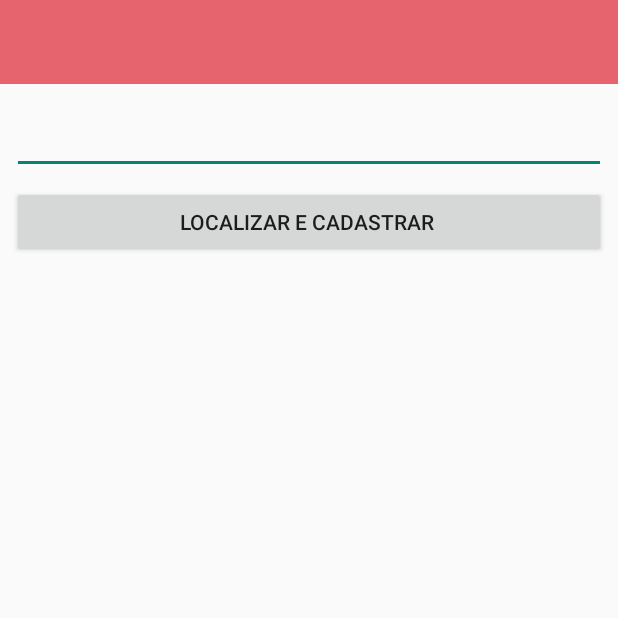
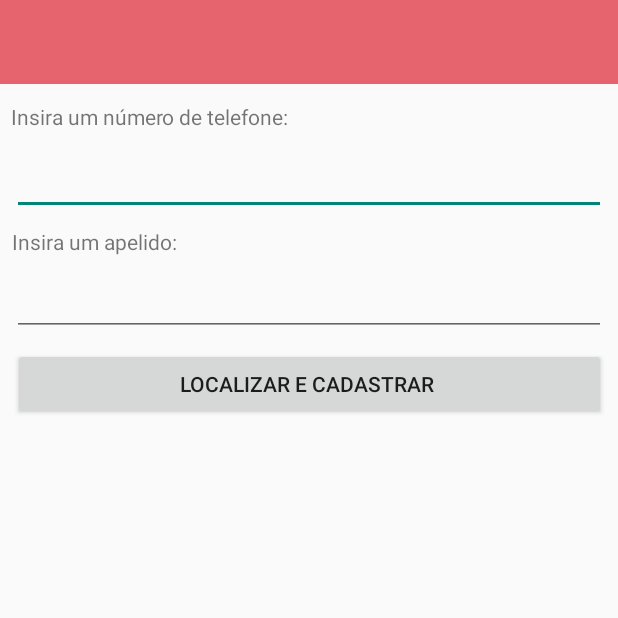
Before and after one commit to JackFrosst/BotaoDePanico, an Android app: the AdicionarRemoverDestinatario screen opened directly, with no data from a screen before it, on a phone screen of 412 x 824 dp, the top half of it. Run offline under Robolectric (Android 15) with nearby library versions, the phone set to English and light mode, and no system bars.

Commit message:
add adicionar rementente sqlite

```diff
--- a/app/src/main/java/botaopanico/principal/AdicionarRemoverDestinatario.java
+++ b/app/src/main/java/botaopanico/principal/AdicionarRemoverDestinatario.java
@@ -3,13 +3,65 @@ package botaopanico.principal;
 import androidx.appcompat.app.AppCompatActivity;
 
 import android.os.Bundle;
+import android.util.Log;
+import android.view.View;
+import android.widget.ArrayAdapter;
+import android.widget.Button;
+import android.widget.EditText;
+import android.widget.ListView;
+import android.widget.Toast;
+
+import java.util.ArrayList;
 
 public class AdicionarRemoverDestinatario extends AppCompatActivity {
+    private Button btnCadastraDestinatario;
+    private EditText edtCadastraDestinatario,edtApelidoDestinatario;
+    private ListView lstDestinatario;
+    private ArrayList<Destinatario> arrayDestinatario;
+    private ArrayAdapter<Destinatario> adapterDestinatario;
+    private Destinatario destinatario;
+    private BdSqLiteCadastroLogin bdSqLiteCadastroLogin;
 
     @Override
     protected void onCreate(Bundle savedInstanceState) {
         super.onCreate(savedInstanceState);
         setContentView(R.layout.activity_adicionar_remover_destinatario);
 
+        btnCadastraDestinatario = findViewById(R.id.btnCadastraDestinatario);
+        edtCadastraDestinatario = findViewById(R.id.edtCadastraDestinatario);
+        edtApelidoDestinatario = findViewById(R.id.edtApelidoDestinatario);
+        lstDestinatario = findViewById(R.id.lstDestinatario);
+
+
+        //chamado do metodo para preencher a lista com os destinatarios que estiverem no banco
+        listaDestinatario();
+        // ação de clique no botão que realiza o cadastro dos numeros do destinatario no banco
+        btnCadastraDestinatario.setOnClickListener(new View.OnClickListener() {
+            @Override
+            public void onClick(View v) {
+                destinatario = new Destinatario();
+                bdSqLiteCadastroLogin = new BdSqLiteCadastroLogin(AdicionarRemoverDestinatario.this);
+                destinatario.setNumeroCelular(edtCadastraDestinatario.getText().toString());
+                destinatario.setNomeDest(edtApelidoDestinatario.getText().toString());
+                bdSqLiteCadastroLogin.cadastrarDestinatario(destinatario);
+                listaDestinatario();
+            }
+        });
+
+
+    }
+    // preenche a lista com os destinatarios que estão cadastrados no banco
+    public void listaDestinatario(){
+        BdSqLiteCadastroLogin bdSqLiteCadastroLogin =
+                new BdSqLiteCadastroLogin(AdicionarRemoverDestinatario.this);
+        arrayDestinatario = bdSqLiteCadastroLogin.consultarDestinatario();
+        bdSqLiteCadastroLogin.close();
+
+        if(arrayDestinatario != null){
+            adapterDestinatario = new ArrayAdapter<>(this,
+                    android.R.layout.simple_list_item_1,arrayDestinatario);
+            lstDestinatario.setAdapter(adapterDestinatario);
+        }
+
     }
 }
--- a/app/src/main/java/botaopanico/principal/BdSqLiteCadastroLogin.java
+++ b/app/src/main/java/botaopanico/principal/BdSqLiteCadastroLogin.java
@@ -5,13 +5,15 @@ import android.content.Context;
 import android.database.Cursor;
 import android.database.sqlite.SQLiteDatabase;
 import android.database.sqlite.SQLiteOpenHelper;
+import android.util.Log;
+import android.widget.Toast;
 
 import java.util.ArrayList;
 
 public class BdSqLiteCadastroLogin extends SQLiteOpenHelper {
     // variaveis para criação de banco e tabela de remetente
     private static final String NOME_BANCO = "RemetenteDestinatario.db";
-    private static final int VERSAO = 2;
+    private static final int VERSAO = 5;
     private static final String TABELAREM = "tbRementente";
     private static final String ID = "id";
     private static final String NOME = "nome";
@@ -21,6 +23,7 @@ public class BdSqLiteCadastroLogin extends SQLiteOpenHelper {
     private static final String TABELADEST = "tbDestinatario";
     private static final String ID_DEST = "id";
     private static final String DESTINATARIO = "numDestinatario";
+    private static final String NOMEDEST = "nomeDestinatario";
 
 
     public BdSqLiteCadastroLogin(Context context) {
@@ -40,7 +43,8 @@ public class BdSqLiteCadastroLogin extends SQLiteOpenHelper {
         //cria se não existir a tabela de destinatario
         String sqlDestinatario = "CREATE TABLE IF NOT EXISTS " + TABELADEST + " (" +
                 ID_DEST + " INTEGER PRIMARY KEY AUTOINCREMENT," +
-                DESTINATARIO + " TEXT);";
+                DESTINATARIO + " TEXT," +
+                NOMEDEST + " TEXT);";
 
         db.execSQL(sqlDestinatario);
 
@@ -48,8 +52,11 @@ public class BdSqLiteCadastroLogin extends SQLiteOpenHelper {
 
     @Override
     public void onUpgrade(SQLiteDatabase db, int oldVersion, int newVersion) {
-        String sql = "DROP TABLE IF EXISTS " + TABELAREM;
-        db.execSQL(sql);
+        String sqlRem = "DROP TABLE IF EXISTS " + TABELAREM;
+        db.execSQL(sqlRem);
+        onCreate(db);
+        String sqlDest = "DROP TABLE IF EXISTS " + TABELADEST;
+        db.execSQL(sqlDest);
         onCreate(db);
     }
     // ========== metodos para o cadastrar,alterar,excluir e consultar a tabela REMETENTE =========
@@ -120,7 +127,7 @@ public class BdSqLiteCadastroLogin extends SQLiteOpenHelper {
                 null, null, null,
                 "upper(nome)", null);
 
-        if(cursor.getCount() == 1){
+        if(cursor.getCount() >= 1){
             return 1;
         }
 
@@ -134,8 +141,35 @@ public class BdSqLiteCadastroLogin extends SQLiteOpenHelper {
         long retornoDB;
 
         valores.put(DESTINATARIO, destinatario.getNumeroCelular());
+        valores.put(NOMEDEST, destinatario.getNomeDest());
 
         retornoDB = getWritableDatabase().insert(TABELADEST, null, valores);
         return retornoDB;
     }
+
+    public ArrayList<Destinatario> consultarDestinatario() {
+
+        String[] colunas = {ID_DEST, DESTINATARIO, NOMEDEST};
+
+        Cursor cursor = getWritableDatabase().query(TABELADEST, colunas, null,
+                null, null, null,
+                 null);
+
+        ArrayList<Destinatario> listaDestinatario = new ArrayList<>();
+
+        Destinatario destinatario;
+
+        while (cursor.moveToNext()) {
+            destinatario = new Destinatario();
+
+            destinatario.setId(cursor.getInt(0));
+            destinatario.setNumeroCelular(cursor.getString(1));
+            destinatario.setNomeDest(cursor.getString(2));
+            listaDestinatario.add(destinatario);
+        }
+
+        return listaDestinatario;
+
+
+    }
 }
--- a/app/src/main/java/botaopanico/principal/MainActivity.java
+++ b/app/src/main/java/botaopanico/principal/MainActivity.java
@@ -65,7 +65,7 @@ public class MainActivity extends AppCompatActivity implements NavigationView.On
     public boolean onNavigationItemSelected(MenuItem item) {
 
         switch (item.getItemId()){
-            case R.id.adicionarDestinatario:
+            case R.id.adicionarRemoverDestinatario:
                 fechaMenuGaveta();
                 chamaAtividade(AdicionarRemoverDestinatario.class);
                 break;
--- a/app/src/main/res/layout/activity_adicionar_remover_destinatario.xml
+++ b/app/src/main/res/layout/activity_adicionar_remover_destinatario.xml
@@ -10,31 +10,26 @@
         android:id="@+id/include"
         layout="@layout/toolbar"
         android:layout_width="match_parent"
-        android:layout_height="?actionBarSize"
-        app:layout_constraintEnd_toEndOf="parent"
-        app:layout_constraintHorizontal_bias="0.0"
-        app:layout_constraintStart_toStartOf="parent"
-        app:layout_constraintTop_toTopOf="parent">
-    </include>
+        android:layout_height="?actionBarSize"></include>
 
     <EditText
         android:id="@+id/edtCadastraDestinatario"
         android:layout_width="0dp"
         android:layout_height="wrap_content"
         android:layout_marginStart="8dp"
-        android:layout_marginTop="12dp"
+        android:layout_marginTop="8dp"
         android:layout_marginEnd="8dp"
         android:ems="10"
         android:inputType="textPersonName"
         android:minHeight="48dp"
         app:layout_constraintEnd_toEndOf="parent"
         app:layout_constraintStart_toStartOf="parent"
-        app:layout_constraintTop_toBottomOf="@+id/include"
+        app:layout_constraintTop_toBottomOf="@+id/textView2"
         tools:ignore="SpeakableTextPresentCheck" />
 
     <Button
         android:id="@+id/btnCadastraDestinatario"
-        android:layout_width="0dp"
+        android:layout_width="395dp"
         android:layout_height="wrap_content"
         android:layout_marginStart="8dp"
         android:layout_marginTop="8dp"
@@ -42,19 +37,57 @@
         android:text="Localizar e Cadastrar "
         app:layout_constraintEnd_toEndOf="parent"
         app:layout_constraintStart_toStartOf="parent"
-        app:layout_constraintTop_toBottomOf="@+id/edtCadastraDestinatario" />
+        app:layout_constraintTop_toBottomOf="@+id/edtApelidoDestinatario" />
 
     <ListView
         android:id="@+id/lstDestinatario"
-        android:layout_width="407dp"
-        android:layout_height="535dp"
+        android:layout_width="408dp"
+        android:layout_height="424dp"
         android:layout_marginStart="1dp"
         android:layout_marginTop="8dp"
         android:layout_marginEnd="1dp"
-        android:layout_marginBottom="1dp"
+        android:layout_marginBottom="24dp"
         app:layout_constraintBottom_toBottomOf="parent"
         app:layout_constraintEnd_toEndOf="parent"
         app:layout_constraintStart_toStartOf="parent"
         app:layout_constraintTop_toBottomOf="@+id/btnCadastraDestinatario" />
 
+    <TextView
+        android:id="@+id/textView2"
+        android:layout_width="wrap_content"
+        android:layout_height="wrap_content"
+        android:layout_marginStart="8dp"
+        android:layout_marginTop="12dp"
+        android:layout_marginEnd="219dp"
+        android:text="Insira um número de telefone:"
+        app:layout_constraintEnd_toEndOf="parent"
+        app:layout_constraintHorizontal_bias="1.0"
+        app:layout_constraintStart_toStartOf="parent"
+        app:layout_constraintTop_toBottomOf="@+id/include" />
+
+    <TextView
+        android:id="@+id/textView3"
+        android:layout_width="wrap_content"
+        android:layout_height="wrap_content"
+        android:layout_marginStart="8dp"
+        android:layout_marginTop="8dp"
+        android:layout_marginEnd="294dp"
+        android:text="Insira um apelido:"
+        app:layout_constraintEnd_toEndOf="parent"
+        app:layout_constraintStart_toStartOf="parent"
+        app:layout_constraintTop_toBottomOf="@+id/edtCadastraDestinatario" />
+
+    <EditText
+        android:id="@+id/edtApelidoDestinatario"
+        android:layout_width="0dp"
+        android:layout_height="wrap_content"
+        android:layout_marginStart="8dp"
+        android:layout_marginTop="8dp"
+        android:layout_marginEnd="8dp"
+        android:ems="10"
+        android:inputType="textPersonName"
+        app:layout_constraintEnd_toEndOf="parent"
+        app:layout_constraintStart_toStartOf="parent"
+        app:layout_constraintTop_toBottomOf="@+id/textView3" />
+
 </androidx.constraintlayout.widget.ConstraintLayout>
--- a/app/src/main/res/menu/menu.xml
+++ b/app/src/main/res/menu/menu.xml
@@ -4,11 +4,8 @@
     <item android:title="Opções">
         <menu>
             <item
-                android:id="@+id/adicionarDestinatario"
+                android:id="@+id/adicionarRemoverDestinatario"
                 android:title="Adicionar Destinatario" />
-            <item
-                android:id="@+id/removerDestinatario"
-                android:title="Remover Destinatario" />
             <item
                 android:id="@+id/alerta"
                 android:title="Alertas" />
```
Also changed, not shown: app/src/main/java/botaopanico/principal/Destinatario.java (+14 -0 lines).
